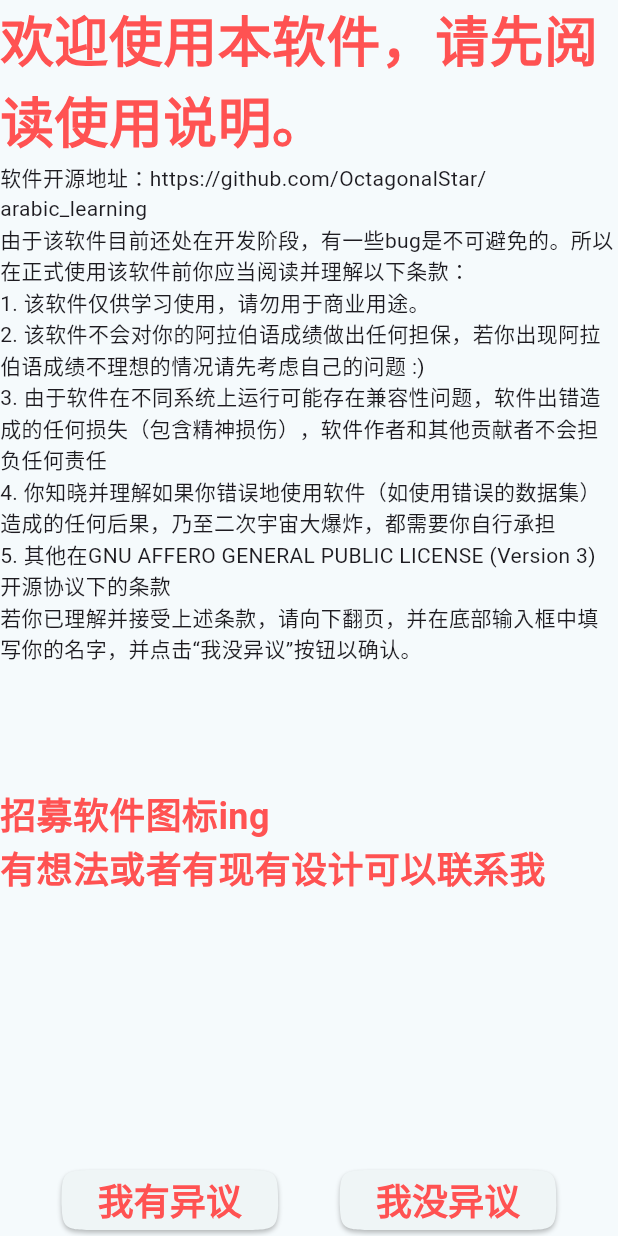
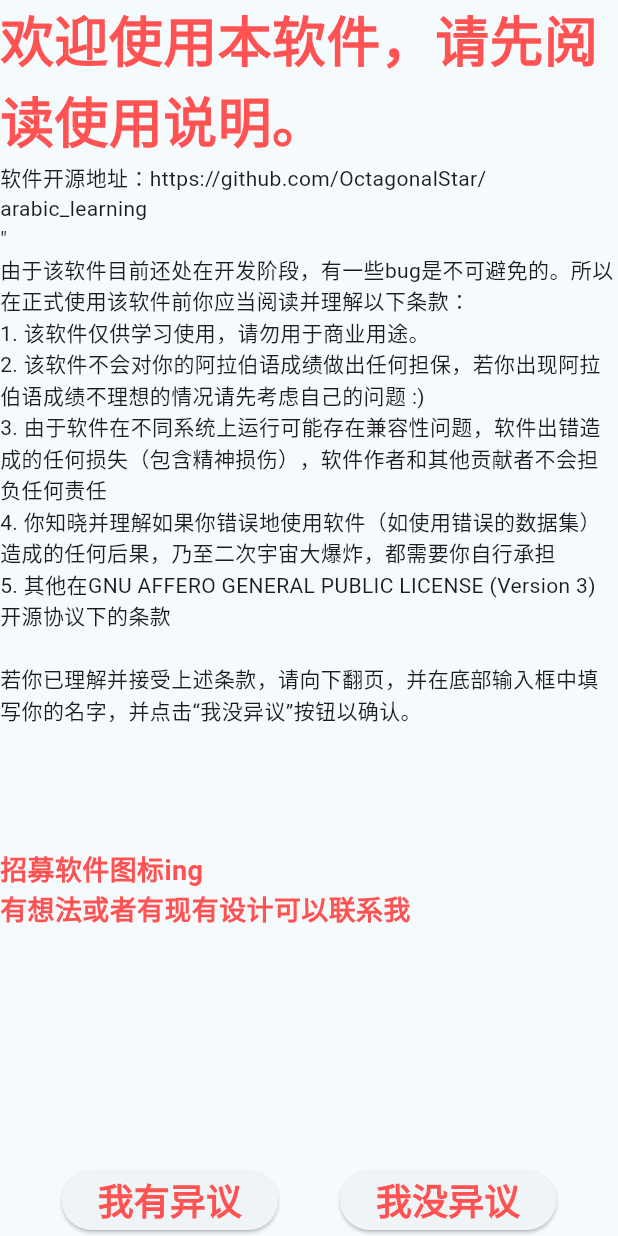
Before and after one commit to OctagonalStar/arabic_learning, a Flutter app: the screen it shows after launch, on a phone screen of 412 x 824 dp. Run offline on Flutter 3.47's test engine with Material 3 defaults, Android fonts, the phone set to English and light mode, and no system bars; our stand-ins replace convex_bottom_bar, dio, file_picker, flutter_tts, google_fonts, just_audio and 1 more; missing offline and left inert: sherpa_onnx, window_manager.

Commit message:
merge the annouces to one file
Signed-off-by: OctagonalStar <76486554+OctagonalStar@users.noreply.github.com>

```diff
--- a/lib/main.dart
+++ b/lib/main.dart
@@ -1,4 +1,5 @@
 import 'package:arabic_learning/vars/global.dart';
+import 'package:arabic_learning/vars/license_storage.dart';
 import 'package:arabic_learning/vars/statics_var.dart';
 import 'package:flutter/foundation.dart';
 import 'package:flutter/material.dart';
@@ -204,16 +205,11 @@ class _MyHomePageState extends State<MyHomePage> {
                     children: [
                       SelectableText('欢迎使用本软件，请先阅读使用说明。', style: TextStyle(fontWeight: FontWeight.bold, color: Colors.redAccent, fontSize: 36)),
                       SelectableText("软件开源地址：https://github.com/OctagonalStar/arabic_learning"),
-                      SelectableText("由于该软件目前还处在开发阶段，有一些bug是不可避免的。所以在正式使用该软件前你应当阅读并理解以下条款："),
-                      SelectableText("1. 该软件仅供学习使用，请勿用于商业用途。"),
-                      SelectableText("2. 该软件不会对你的阿拉伯语成绩做出任何担保，若你出现阿拉伯语成绩不理想的情况请先考虑自己的问题 :)"),
-                      SelectableText("3. 由于软件在不同系统上运行可能存在兼容性问题，软件出错造成的任何损失（包含精神损伤），软件作者和其他贡献者不会担负任何责任"),
-                      SelectableText("4. 你知晓并理解如果你错误地使用软件（如使用错误的数据集）造成的任何后果，乃至二次宇宙大爆炸，都需要你自行承担"),
-                      SelectableText("5. 其他在GNU AFFERO GENERAL PUBLIC LICENSE (Version 3)开源协议下的条款"),
+                      SelectableText(LicenseVars.noMyDutyAnnouce),
                       SelectableText("若你已理解并接受上述条款，请向下翻页，并在底部输入框中填写你的名字，并点击“我没异议”按钮以确认。"),
                       SizedBox(height: MediaQuery.of(context).size.height * 0.1),
-                      kIsWeb ? SelectableText('检测到当前是在浏览器中运行，请悉知以下内容：\n1. 由于网页端的一些限制，该软件*不一定*能按照预期工作\n2. 软件使用中所有的数据均保存在浏览器缓存中，清空网站缓存可能导致数据永久丢失\n3. 该网页部署于Github Pages，由Github Action自动构建，可能会不定期进行热更新且版本快于发布版。你可以由此更早地体验到新版功能，但也可能遇到新bug。\n4. 由于Github Pages的限制，我*完全不能*保证你是否能正常链接网站\n5. 网站展示效果不代表实际app发布版效果') : SizedBox(),
-                      Text('招募软件图标ing\n有想法或者有现有设计可以联系我', style: TextStyle(fontWeight: FontWeight.bold, color: Colors.redAccent, fontSize: 24)),
+                      if(kIsWeb) SelectableText(LicenseVars.theWebSpecialAnnouce),
+                      Text('招募软件图标ing\n有想法或者有现有设计可以联系我', style: TextStyle(fontWeight: FontWeight.bold, color: Colors.redAccent, fontSize: 18)),
                       SizedBox(height: MediaQuery.of(context).size.height),
                       TextField(
                         controller: controller,
@@ -230,8 +226,7 @@ class _MyHomePageState extends State<MyHomePage> {
                 children: [
                   ElevatedButton(
                     style: ElevatedButton.styleFrom(
-                      //backgroundColor: Colors.teal,
-                      shape: ContinuousRectangleBorder(borderRadius: StaticsVar.br)
+                      shape: RoundedRectangleBorder(borderRadius: StaticsVar.br)
                     ),
                     onPressed: () async {
                       await SystemChannels.platform.invokeMethod('SystemNavigator.pop');
@@ -242,8 +237,7 @@ class _MyHomePageState extends State<MyHomePage> {
                   ),
                   ElevatedButton(
                     style: ElevatedButton.styleFrom(
-                      //backgroundColor: Colors.teal,
-                      shape: ContinuousRectangleBorder(borderRadius: StaticsVar.br)
+                      shape: RoundedRectangleBorder(borderRadius: StaticsVar.br)
                     ),
                     onPressed: () async {
                       if(controller.text.isNotEmpty){
--- a/lib/sub_pages_builder/setting_pages/about_page.dart
+++ b/lib/sub_pages_builder/setting_pages/about_page.dart
@@ -30,12 +30,7 @@ class AboutPage extends StatelessWidget {
               mainAxisAlignment: MainAxisAlignment.start,
               crossAxisAlignment: CrossAxisAlignment.start,
               children: [
-                Text("由于该软件目前还处在开发阶段，有一些bug是不可避免的。所以在正式使用该软件前你应当阅读并理解以下条款："),
-                Text("1. 该软件仅供学习使用，请勿用于商业用途。"),
-                Text("2. 该软件不会对你的阿拉伯语成绩做出任何担保，若你出现阿拉伯语成绩不理想的情况请先考虑自己的问题 :)"),
-                Text("3. 由于软件在不同系统上运行可能存在兼容性问题，软件出错造成的任何损失（包含精神损伤），软件作者和其他贡献者不会担负任何责任"),
-                Text("4. 你知晓并理解如果你错误地使用软件（如使用错误的数据集）造成的任何后果，乃至二次宇宙大爆炸，都需要你自行承担"),
-                Text("5. 其他在GNU AFFERO GENERAL PUBLIC LICENSE (Version 3)开源协议下的条款"),
+                Text(LicenseVars.noMyDutyAnnouce),
               ],
             ),
           ),
--- a/lib/vars/license_storage.dart
+++ b/lib/vars/license_storage.dart
@@ -1,4 +1,21 @@
 class LicenseVars {
+    static const String noMyDutyAnnouce = """"
+由于该软件目前还处在开发阶段，有一些bug是不可避免的。所以在正式使用该软件前你应当阅读并理解以下条款：
+1. 该软件仅供学习使用，请勿用于商业用途。
+2. 该软件不会对你的阿拉伯语成绩做出任何担保，若你出现阿拉伯语成绩不理想的情况请先考虑自己的问题 :)
+3. 由于软件在不同系统上运行可能存在兼容性问题，软件出错造成的任何损失（包含精神损伤），软件作者和其他贡献者不会担负任何责任
+4. 你知晓并理解如果你错误地使用软件（如使用错误的数据集）造成的任何后果，乃至二次宇宙大爆炸，都需要你自行承担
+5. 其他在GNU AFFERO GENERAL PUBLIC LICENSE (Version 3)开源协议下的条款
+""";
+    static const String theWebSpecialAnnouce = '''
+检测到当前是在浏览器中运行，请悉知以下内容：
+1. 由于网页端的一些限制，该软件*不一定*能按照预期工作
+2. 软件使用中所有的数据均保存在浏览器缓存中，不会进行任何用户数据上传。清空网站缓存可导致数据永久丢失
+3. 该网页部署于Github Pages，由Github Action自动构建，所以网站会不定期进行热更新，且版本快于发布版
+4. 由于(3)的原因，你可以由此更早地体验到新版功能，但也可能遇到新bug，如果遇到了相关的bug请在Github上提交issue
+4. 由于Github Pages服务器地区不可控，我*完全不能*保证你是否能正常链接网站
+5. 网站展示效果不代表实际app发布版效果''';
+
     static const String theAPPLICENSE = '''                    GNU AFFERO GENERAL PUBLIC LICENSE
                        Version 3, 19 November 2007
 
```
